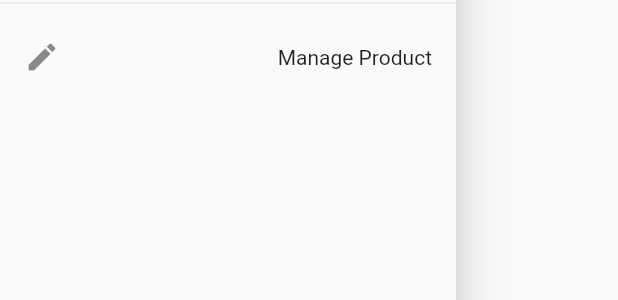
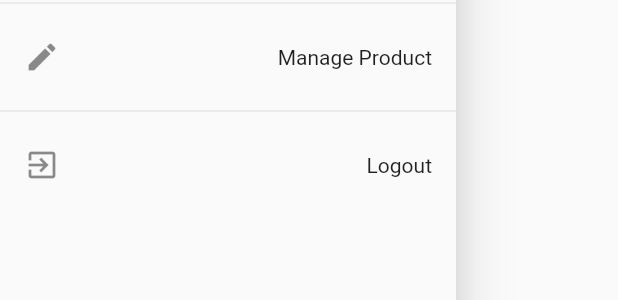
Before and after one commit to bunyawats/flutter_dart_complete_guide, a Flutter app: the AppDrawer widget shown alone on an empty page, opened directly, on a phone screen of 412 x 824 dp. Shown: the part 309-609 px from the top of the screen. Run offline on Flutter 3.47's test engine with Material 2 defaults, Android fonts, the phone set to English and light mode, and no system bars; network calls fail.

Commit message:
checkpoint 274

```diff
--- a/lib/shop_app/widgets/app_drawer.dart
+++ b/lib/shop_app/widgets/app_drawer.dart
@@ -1,8 +1,10 @@
 import 'package:flutter/material.dart';
+import 'package:provider/provider.dart';
 
 import '../screens/order_screen.dart';
 import '../screens/product_overview_screen.dart';
 import '../screens/user_product_screen.dart';
+import '../providers/auth.dart';
 
 class AppDrawer extends StatelessWidget {
   @override
@@ -44,6 +46,16 @@ class AppDrawer extends StatelessWidget {
               );
             },
           ),
+          Divider(),
+          ListTile(
+            leading: Icon(Icons.exit_to_app),
+            trailing: Text('Logout'),
+            onTap: () {
+              Navigator.of(context).pop();
+              final auth = Provider.of<Auth>(context, listen: false);
+              auth.logout();
+            },
+          ),
         ],
       ),
     );
```
Also changed, not shown: lib/shop_app/providers/auth.dart (+8 -0 lines).
